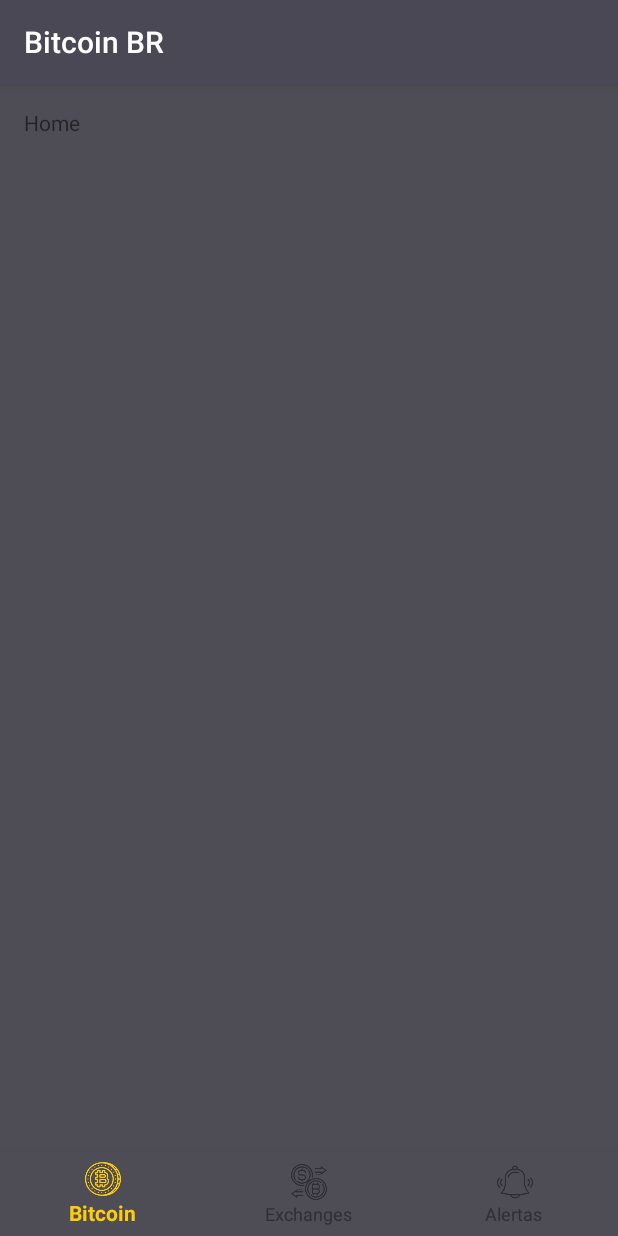
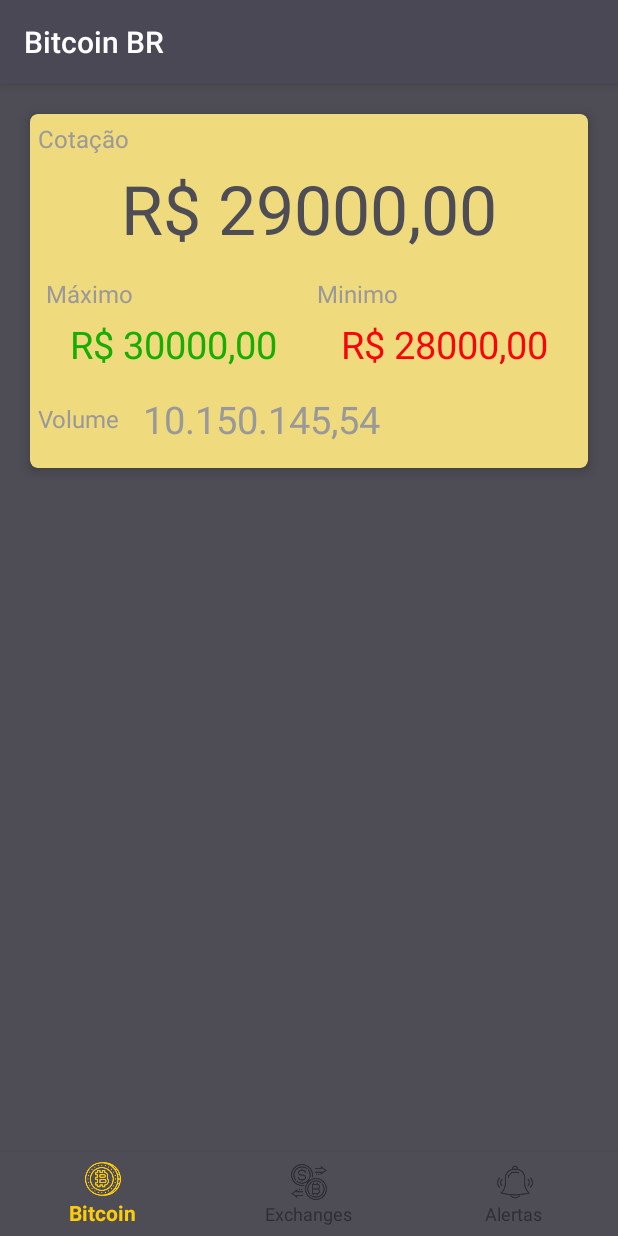
Before and after one commit to ItaloJosep/BitcoinBR, an Android app: the MainActivity screen opened directly, with no data from a screen before it, on a phone screen of 412 x 824 dp. Run offline under Robolectric (Android 15) with nearby library versions, the phone set to English and light mode, and no system bars; our stand-ins replace ButterKnife.

Commit message:
Criando a splash e adicionando os três fragmentos na tela inicial

```diff
--- /dev/null
+++ b/app/src/main/java/com/italo/bitcoinbr/bitcoinbr/Fragments/FragmentAlert.java
@@ -0,0 +1,32 @@
+package com.italo.bitcoinbr.bitcoinbr.Fragments;
+
+import android.os.Bundle;
+import android.support.annotation.Nullable;
+import android.support.v4.app.Fragment;
+import android.view.LayoutInflater;
+import android.view.View;
+import android.view.ViewGroup;
+import com.italo.bitcoinbr.bitcoinbr.R;
+
+import butterknife.ButterKnife;
+
+/**
+ * Created by italojosep on 25/03/18.
+ */
+
+public class FragmentAlert extends Fragment {
+
+    public static FragmentAlert newInstance(){
+        FragmentAlert fragmentAlert = new FragmentAlert();
+        return fragmentAlert;
+    }
+
+    @Nullable
+    @Override
+    public View onCreateView(LayoutInflater inflater, @Nullable ViewGroup container, @Nullable Bundle savedInstanceState) {
+        View view = inflater.inflate(R.layout.fragment_alet, container, false);
+        ButterKnife.bind(this, view);
+
+        return view;
+    }
+}
--- /dev/null
+++ b/app/src/main/java/com/italo/bitcoinbr/bitcoinbr/Fragments/FragmentExchange.java
@@ -0,0 +1,33 @@
+package com.italo.bitcoinbr.bitcoinbr.Fragments;
+
+import android.os.Bundle;
+import android.support.annotation.Nullable;
+import android.support.v4.app.Fragment;
+import android.view.LayoutInflater;
+import android.view.View;
+import android.view.ViewGroup;
+
+import com.italo.bitcoinbr.bitcoinbr.R;
+
+import butterknife.ButterKnife;
+
+/**
+ * Created by italojosep on 25/03/18.
+ */
+
+public class FragmentExchange extends Fragment {
+
+    public static FragmentExchange newInstance(){
+        FragmentExchange fragmentExchange = new FragmentExchange();
+        return fragmentExchange;
+    }
+
+    @Nullable
+    @Override
+    public View onCreateView(LayoutInflater inflater, @Nullable ViewGroup container, @Nullable Bundle savedInstanceState) {
+        View view = inflater.inflate(R.layout.fragment_exchange,container, false);
+        ButterKnife.bind(this,view);
+
+        return view;
+    }
+}
--- /dev/null
+++ b/app/src/main/java/com/italo/bitcoinbr/bitcoinbr/Fragments/FragmentHome.java
@@ -0,0 +1,33 @@
+package com.italo.bitcoinbr.bitcoinbr.Fragments;
+
+import android.os.Bundle;
+import android.support.annotation.Nullable;
+import android.support.v4.app.Fragment;
+import android.view.LayoutInflater;
+import android.view.View;
+import android.view.ViewGroup;
+
+import com.italo.bitcoinbr.bitcoinbr.R;
+
+import butterknife.ButterKnife;
+
+/**
+ * Created by italojosep on 25/03/18.
+ */
+
+public class FragmentHome extends Fragment {
+
+    public static FragmentHome newInstance() {
+        FragmentHome fragment = new FragmentHome();
+        return fragment;
+    }
+
+    @Nullable
+    @Override
+    public View onCreateView(LayoutInflater inflater, @Nullable ViewGroup container, @Nullable Bundle savedInstanceState) {
+        View view = inflater.inflate(R.layout.fragment_home, container, false);
+        ButterKnife.bind(this, view);
+
+        return view;
+    }
+}
--- a/app/src/main/java/com/italo/bitcoinbr/bitcoinbr/activity/MainActivity.java
+++ b/app/src/main/java/com/italo/bitcoinbr/bitcoinbr/activity/MainActivity.java
@@ -3,14 +3,35 @@ package com.italo.bitcoinbr.bitcoinbr.activity;
 import android.os.Bundle;
 import android.support.annotation.NonNull;
 import android.support.design.widget.BottomNavigationView;
+import android.support.v4.app.Fragment;
+import android.support.v4.app.FragmentTransaction;
 import android.support.v7.app.AppCompatActivity;
 import android.view.MenuItem;
-import android.widget.TextView;
+import android.widget.FrameLayout;
 
+import com.italo.bitcoinbr.bitcoinbr.Fragments.FragmentAlert;
+import com.italo.bitcoinbr.bitcoinbr.Fragments.FragmentExchange;
+import com.italo.bitcoinbr.bitcoinbr.Fragments.FragmentHome;
 import com.italo.bitcoinbr.bitcoinbr.R;
 
+import butterknife.Bind;
+import butterknife.ButterKnife;
+
 public class MainActivity extends AppCompatActivity {
-    private TextView mTextMessage;
+
+    @Bind(R.id.frame_layout)
+    FrameLayout frameLayout;
+    @Bind(R.id.navigation)
+    BottomNavigationView navigation;
+
+    private FragmentHome homeFragment;
+    private FragmentExchange exchangeFragment;
+    private FragmentAlert alertFragment;
+
+    private final int SELECTION_HOME = 0;
+    private final int SELECTION_EXCHANGE = 1;
+    private final int SELECTION_ALERT = 2;
+
 
     private BottomNavigationView.OnNavigationItemSelectedListener mOnNavigationItemSelectedListener
             = new BottomNavigationView.OnNavigationItemSelectedListener() {
@@ -19,13 +40,13 @@ public class MainActivity extends AppCompatActivity {
         public boolean onNavigationItemSelected(@NonNull MenuItem item) {
             switch (item.getItemId()) {
                 case R.id.navigation_home:
-                    mTextMessage.setText(R.string.title_home);
+                    inicializaFragment(SELECTION_HOME);
                     return true;
                 case R.id.navigation_dashboard:
-                    mTextMessage.setText(R.string.title_dashboard);
+                    inicializaFragment(SELECTION_EXCHANGE);
                     return true;
                 case R.id.navigation_notifications:
-                    mTextMessage.setText(R.string.title_notifications);
+                    inicializaFragment(SELECTION_ALERT);
                     return true;
             }
             return false;
@@ -36,10 +57,34 @@ public class MainActivity extends AppCompatActivity {
     protected void onCreate(Bundle savedInstanceState) {
         super.onCreate(savedInstanceState);
         setContentView(R.layout.activity_main);
+        ButterKnife.bind(this);
+        navigation.setOnNavigationItemSelectedListener(mOnNavigationItemSelectedListener);
+        inicializaFragment(SELECTION_HOME);
+    }
 
-        mTextMessage = (TextView) findViewById(R.id.message);
-        BottomNavigationView navigation = (BottomNavigationView) findViewById(R.id.navigation);
-        navigation.setOnNavigationItemSelectedListener(mOnNavigationItemSelectedListener);
+    public void inicializaFragment(int selection){
+        Fragment selectedFragment = null;
+        selectedFragment = escolheFragmento(selection);
+        FragmentTransaction transaction = getSupportFragmentManager().beginTransaction();
+        transaction.replace(R.id.frame_layout, selectedFragment);
+        transaction.commit();
+    }
+
+    public Fragment escolheFragmento(int selection){
+            if(SELECTION_HOME == selection){
+                if(homeFragment == null)
+                    homeFragment = FragmentHome.newInstance();
+                return homeFragment;
+            }else if(SELECTION_EXCHANGE == selection) {
+                if (exchangeFragment == null)
+                    exchangeFragment = FragmentExchange.newInstance();
+                return exchangeFragment;
+            }else if(SELECTION_ALERT == selection) {
+                if (alertFragment == null)
+                    alertFragment = FragmentAlert.newInstance();
+                return alertFragment;
+            }
+        return null;
     }
 
 }
--- a/app/src/main/java/com/italo/bitcoinbr/bitcoinbr/activity/SplashActivity.java
+++ b/app/src/main/java/com/italo/bitcoinbr/bitcoinbr/activity/SplashActivity.java
@@ -1,5 +1,6 @@
 package com.italo.bitcoinbr.bitcoinbr.activity;
 
+import android.content.Intent;
 import android.support.v7.app.AppCompatActivity;
 import android.os.Bundle;
 
@@ -11,5 +12,39 @@ public class SplashActivity extends AppCompatActivity {
     protected void onCreate(Bundle savedInstanceState) {
         super.onCreate(savedInstanceState);
         setContentView(R.layout.activity_splash);
+
+        init();
     }
+
+    public void carregaDados(){
+        try {
+            Thread.sleep(5000);
+        } catch (InterruptedException e) {
+            e.printStackTrace();
+        }
+
+
+
+    }
+
+
+    private void init(){
+        Thread welcomeThread = new Thread() {
+            @Override
+            public void run() {
+                try {
+                    super.run();
+                    sleep(5000);  //Delay of 5 seconds
+                } catch (Exception e) {
+                } finally {
+                    Intent intent = new Intent(SplashActivity.this, MainActivity.class);
+                    intent.setFlags (Intent.FLAG_ACTIVITY_NEW_TASK | Intent.FLAG_ACTIVITY_CLEAR_TASK );
+                    startActivity(intent);
+                    finish();
+                }
+            }
+        };
+        welcomeThread.start();
+    }
+
 }
--- a/app/src/main/res/layout/activity_main.xml
+++ b/app/src/main/res/layout/activity_main.xml
@@ -1,5 +1,6 @@
 <?xml version="1.0" encoding="utf-8"?>
-<android.support.constraint.ConstraintLayout xmlns:android="http://schemas.android.com/apk/res/android"
+<RelativeLayout
+    xmlns:android="http://schemas.android.com/apk/res/android"
     xmlns:app="http://schemas.android.com/apk/res-auto"
     xmlns:tools="http://schemas.android.com/tools"
     android:id="@+id/container"
@@ -8,29 +9,23 @@
     android:background="@color/background"
     tools:context="com.italo.bitcoinbr.bitcoinbr.activity.MainActivity">
 
-    <TextView
-        android:id="@+id/message"
-        android:layout_width="wrap_content"
-        android:layout_height="wrap_content"
-        android:layout_marginLeft="@dimen/activity_horizontal_margin"
-        android:layout_marginStart="@dimen/activity_horizontal_margin"
-        android:layout_marginTop="@dimen/activity_vertical_margin"
-        android:text="@string/title_home"
-        app:layout_constraintLeft_toLeftOf="parent"
-        app:layout_constraintTop_toTopOf="parent" />
+    <FrameLayout
+        android:id="@+id/frame_layout"
+        android:layout_width="match_parent"
+        android:layout_height="match_parent"
+        android:layout_above="@+id/navigation"
+        android:animateLayoutChanges="true">
+
+    </FrameLayout>
 
     <android.support.design.widget.BottomNavigationView
         android:id="@+id/navigation"
-        android:layout_width="0dp"
+        android:layout_width="match_parent"
         android:layout_height="wrap_content"
-        android:layout_marginEnd="0dp"
-        android:layout_marginStart="0dp"
         android:background="@color/background"
-        app:layout_constraintBottom_toBottomOf="parent"
-        app:layout_constraintLeft_toLeftOf="parent"
-        app:layout_constraintRight_toRightOf="parent"
+        android:layout_alignParentBottom="true"
         app:itemIconTint="@drawable/navegation_bottom_foreground"
         app:itemTextColor="@drawable/navegation_bottom_foreground"
         app:menu="@menu/navigation" />
 
-</android.support.constraint.ConstraintLayout>
+</RelativeLayout>
--- /dev/null
+++ b/app/src/main/res/layout/fragment_alet.xml
@@ -0,0 +1,5 @@
+<?xml version="1.0" encoding="utf-8"?>
+<RelativeLayout xmlns:android="http://schemas.android.com/apk/res/android"
+    android:layout_width="match_parent" android:layout_height="match_parent">
+
+</RelativeLayout>
--- /dev/null
+++ b/app/src/main/res/layout/fragment_exchange.xml
@@ -0,0 +1,5 @@
+<?xml version="1.0" encoding="utf-8"?>
+<RelativeLayout xmlns:android="http://schemas.android.com/apk/res/android"
+    android:layout_width="match_parent" android:layout_height="match_parent">
+
+</RelativeLayout>
--- /dev/null
+++ b/app/src/main/res/layout/fragment_home.xml
@@ -0,0 +1,146 @@
+<?xml version="1.0" encoding="utf-8"?>
+<RelativeLayout xmlns:android="http://schemas.android.com/apk/res/android"
+    android:layout_width="match_parent"
+    android:layout_height="match_parent"
+    xmlns:app="http://schemas.android.com/apk/res-auto"
+    android:background="@color/background">
+
+    <android.support.v7.widget.CardView
+        android:layout_width="match_parent"
+        android:layout_height="wrap_content"
+        android:layout_marginTop="20dp"
+        android:layout_marginLeft="20dp"
+        android:layout_marginRight="20dp"
+        app:cardBackgroundColor="@color/card_home"
+        app:cardCornerRadius="5dp"
+        app:cardElevation="5dp">
+
+        <LinearLayout
+            android:layout_width="match_parent"
+            android:layout_height="match_parent"
+            android:orientation="vertical">
+
+            <TextView
+                android:layout_width="match_parent"
+                android:layout_height="wrap_content"
+                android:text="@string/label_value"
+                android:textColor="@color/backgroundLigth"
+                android:textSize="16sp"
+                android:layout_marginTop="5dp"
+                android:layout_marginLeft="5dp" />
+
+            <TextView
+                android:layout_width="match_parent"
+                android:layout_height="wrap_content"
+                android:layout_marginLeft="5dp"
+                android:layout_marginRight="5dp"
+                android:layout_marginTop="5dp"
+                android:textSize="45sp"
+                android:textColor="@color/background"
+                android:text="R$ 29000,00"
+                android:gravity="center"/>
+
+            <LinearLayout
+                android:layout_width="match_parent"
+                android:layout_height="wrap_content"
+                android:layout_marginTop="10dp"
+                android:layout_marginRight="5dp"
+                android:layout_marginLeft="5dp"
+                android:orientation="horizontal">
+
+                <LinearLayout
+                    android:layout_width="0dp"
+                    android:layout_height="wrap_content"
+                    android:layout_weight="1"
+                    android:orientation="vertical">
+
+                    <TextView
+                        android:layout_width="match_parent"
+                        android:layout_height="wrap_content"
+                        android:text="@string/label_max"
+                        android:textColor="@color/backgroundLigth"
+                        android:textSize="16sp"
+                        android:layout_marginTop="5dp"
+                        android:layout_marginLeft="5dp" />
+
+                    <TextView
+                        android:layout_width="match_parent"
+                        android:layout_height="wrap_content"
+                        android:layout_marginLeft="5dp"
+                        android:layout_marginRight="5dp"
+                        android:layout_marginTop="5dp"
+                        android:textSize="25sp"
+                        android:textColor="@color/value_max"
+                        android:text="R$ 30000,00"
+                        android:gravity="center"/>
+
+                </LinearLayout>
+
+                <LinearLayout
+                    android:layout_width="0dp"
+                    android:layout_height="wrap_content"
+                    android:layout_weight="1"
+                    android:orientation="vertical">
+
+                    <TextView
+                        android:layout_width="match_parent"
+                        android:layout_height="wrap_content"
+                        android:text="@string/label_min"
+                        android:textColor="@color/backgroundLigth"
+                        android:textSize="16sp"
+                        android:layout_marginTop="5dp"
+                        android:layout_marginLeft="5dp" />
+
+                    <TextView
+                        android:layout_width="match_parent"
+                        android:layout_height="wrap_content"
+                        android:layout_marginLeft="5dp"
+                        android:layout_marginRight="5dp"
+                        android:layout_marginTop="5dp"
+                        android:textSize="25sp"
+                        android:textColor="@color/value_min"
+                        android:text="R$ 28000,00"
+                        android:gravity="center"/>
+
+                </LinearLayout>
+
+            </LinearLayout>
+
+            <LinearLayout
+                android:layout_width="match_parent"
+                android:layout_height="wrap_content"
+                android:orientation="horizontal"
+                android:layout_marginTop="15dp"
+                android:layout_marginLeft="5dp"
+                android:layout_marginRight="5dp"
+                android:layout_marginBottom="15dp">
+
+                <TextView
+                    android:layout_width="wrap_content"
+                    android:layout_height="wrap_content"
+                    android:layout_gravity="center"
+                    android:text="@string/label_volume"
+                    android:textColor="@color/backgroundLigth"
+                    android:textSize="16sp" />
+
+                <TextView
+                    android:layout_width="wrap_content"
+                    android:layout_height="wrap_content"
+                    android:textSize="25sp"
+                    android:layout_marginRight="15dp"
+                    android:layout_marginLeft="15dp"
+                    android:textColor="@color/backgroundLigth"
+                    android:text="10.150.145,54"
+                    android:gravity="center"/>
+
+            </LinearLayout>
+
+
+        </LinearLayout>
+
+
+
+    </android.support.v7.widget.CardView>
+
+
+</RelativeLayout>
--- a/app/src/main/res/values/colors.xml
+++ b/app/src/main/res/values/colors.xml
@@ -4,6 +4,12 @@
     <color name="colorPrimaryDark">#2e2d35</color>
     <color name="colorAccent">#FF4081</color>
 
+
+
+    <color name="card_home">#FFEFDA7E</color>
     <color name="background">#4e4d55</color>
+    <color name="backgroundLigth">#999999</color>
     <color name="yelow">#fecc0b</color>
+    <color name="value_max">#18ae01</color>
+    <color name="value_min">#F7040C</color>
 </resources>
--- a/app/src/main/res/values/strings.xml
+++ b/app/src/main/res/values/strings.xml
@@ -3,6 +3,10 @@
     <string name="navigation_home">Bitcoin</string>
     <string name="navigation_exchanges">Exchanges</string>
     <string name="navigation_alert">Alertas</string>
+    <string name="label_value">Cotação</string>
+    <string name="label_max">Máximo</string>
+    <string name="label_min">Minimo</string>
+    <string name="label_volume">Volume</string>
 
 
     <string name="title_home">Home</string>
```
Also changed, not shown: app/build.gradle (+8 -0 lines).
